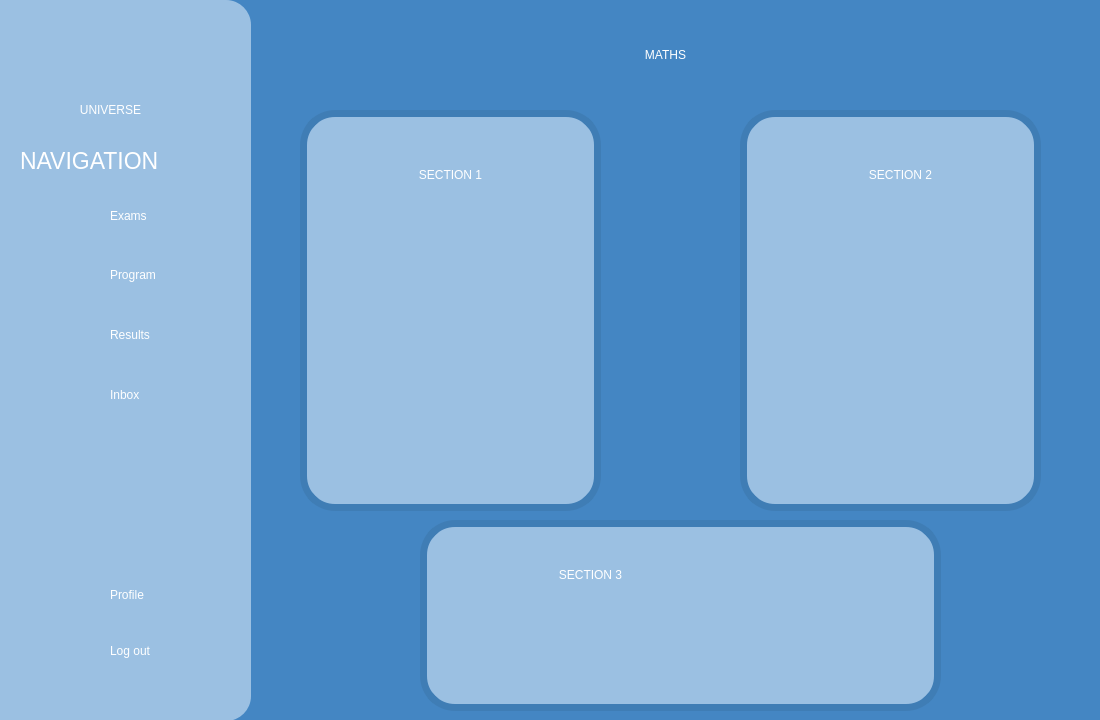
Qt form AGUniverse/presentationLayer/maths.ui (codingburgas/sprint-eschool-ag-universe) before a commit.
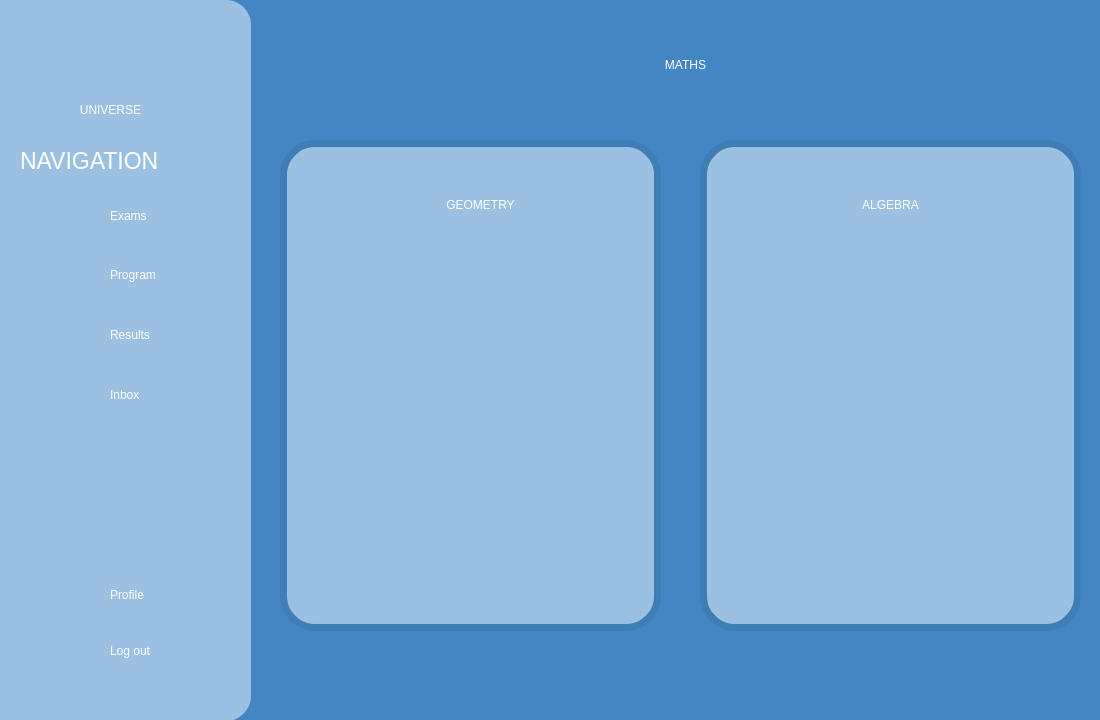
The same form after that commit. Icons and pictures are not drawn.

Commit message: Enhance design on maths and english pages

What changed in the file:
```diff
--- a/AGUniverse/presentationLayer/maths.ui
+++ b/AGUniverse/presentationLayer/maths.ui
@@ -332,8 +332,8 @@
   <widget class="QLabel" name="mathsTitle">
    <property name="geometry">
     <rect>
-     <x>560</x>
-     <y>10</y>
+     <x>580</x>
+     <y>20</y>
      <width>211</width>
      <height>91</height>
     </rect>
@@ -346,49 +346,13 @@
     <string>&lt;html&gt;&lt;head/&gt;&lt;body&gt;&lt;p align=&quot;center&quot;&gt;MATHS&lt;/p&gt;&lt;/body&gt;&lt;/html&gt;</string>
    </property>
   </widget>
-  <widget class="QLabel" name="section1_Box">
-   <property name="geometry">
-    <rect>
-     <x>300</x>
-     <y>110</y>
-     <width>301</width>
-     <height>401</height>
-    </rect>
-   </property>
-   <property name="styleSheet">
-    <string notr="true">background-color:rgb(155, 192, 226);
-border:7px solid #3F7DB5;
-border-radius:35px;</string>
-   </property>
-   <property name="text">
-    <string/>
-   </property>
-  </widget>
   <widget class="QLabel" name="section2_Box">
    <property name="geometry">
     <rect>
-     <x>740</x>
-     <y>110</y>
-     <width>301</width>
-     <height>401</height>
-    </rect>
-   </property>
-   <property name="styleSheet">
-    <string notr="true">background-color:rgb(155, 192, 226);
-border:7px solid #3F7DB5;
-border-radius:35px;</string>
-   </property>
-   <property name="text">
-    <string/>
-   </property>
-  </widget>
-  <widget class="QLabel" name="section3_Box">
-   <property name="geometry">
-    <rect>
-     <x>420</x>
-     <y>520</y>
-     <width>521</width>
-     <height>191</height>
+     <x>700</x>
+     <y>140</y>
+     <width>381</width>
+     <height>491</height>
     </rect>
    </property>
    <property name="styleSheet">
@@ -403,8 +367,8 @@
   <widget class="QLabel" name="section1_Title">
    <property name="geometry">
     <rect>
-     <x>290</x>
-     <y>130</y>
+     <x>320</x>
+     <y>160</y>
      <width>321</width>
      <height>91</height>
     </rect>
@@ -414,14 +378,14 @@
 font: 40pt &quot;Aura&quot;;</string>
    </property>
    <property name="text">
-    <string>&lt;html&gt;&lt;head/&gt;&lt;body&gt;&lt;p align=&quot;center&quot;&gt;SECTION 1&lt;/p&gt;&lt;/body&gt;&lt;/html&gt;</string>
+    <string>&lt;html&gt;&lt;head/&gt;&lt;body&gt;&lt;p align=&quot;center&quot;&gt;GEOMETRY&lt;/p&gt;&lt;/body&gt;&lt;/html&gt;</string>
    </property>
   </widget>
   <widget class="QLabel" name="section2_Title">
    <property name="geometry">
     <rect>
-     <x>740</x>
-     <y>130</y>
+     <x>730</x>
+     <y>160</y>
      <width>321</width>
      <height>91</height>
     </rect>
@@ -431,24 +395,63 @@
 font: 40pt &quot;Aura&quot;;</string>
    </property>
    <property name="text">
-    <string>&lt;html&gt;&lt;head/&gt;&lt;body&gt;&lt;p align=&quot;center&quot;&gt;SECTION 2&lt;/p&gt;&lt;/body&gt;&lt;/html&gt;</string>
+    <string>&lt;html&gt;&lt;head/&gt;&lt;body&gt;&lt;p align=&quot;center&quot;&gt;ALGEBRA&lt;/p&gt;&lt;/body&gt;&lt;/html&gt;</string>
    </property>
   </widget>
-  <widget class="QLabel" name="section3_Title">
+  <widget class="QLabel" name="section1_Box">
    <property name="geometry">
     <rect>
-     <x>430</x>
-     <y>530</y>
-     <width>321</width>
-     <height>91</height>
+     <x>280</x>
+     <y>140</y>
+     <width>381</width>
+     <height>491</height>
     </rect>
    </property>
    <property name="styleSheet">
-    <string notr="true">color:white;
-font: 40pt &quot;Aura&quot;;</string>
+    <string notr="true">background-color:rgb(155, 192, 226);
+border:7px solid #3F7DB5;
+border-radius:35px;</string>
    </property>
    <property name="text">
-    <string>&lt;html&gt;&lt;head/&gt;&lt;body&gt;&lt;p align=&quot;center&quot;&gt;SECTION 3&lt;/p&gt;&lt;/body&gt;&lt;/html&gt;</string>
+    <string/>
+   </property>
+  </widget>
+  <widget class="QLabel" name="label_2">
+   <property name="geometry">
+    <rect>
+     <x>350</x>
+     <y>300</y>
+     <width>241</width>
+     <height>241</height>
+    </rect>
+   </property>
+   <property name="text">
+    <string/>
+   </property>
+   <property name="pixmap">
+    <pixmap resource="../resources.qrc">:/assets/images/geometry_icon.png</pixmap>
+   </property>
+   <property name="scaledContents">
+    <bool>true</bool>
+   </property>
+  </widget>
+  <widget class="QLabel" name="label_3">
+   <property name="geometry">
+    <rect>
+     <x>770</x>
+     <y>300</y>
+     <width>241</width>
+     <height>241</height>
+    </rect>
+   </property>
+   <property name="text">
+    <string/>
+   </property>
+   <property name="pixmap">
+    <pixmap resource="../resources.qrc">:/assets/images/algebra_icon.png</pixmap>
+   </property>
+   <property name="scaledContents">
+    <bool>true</bool>
    </property>
   </widget>
   <zorder>background</zorder>
```
Left out of the diff: 8 changed lines with no effect on the pictures. The commit also changes 11 other files.
